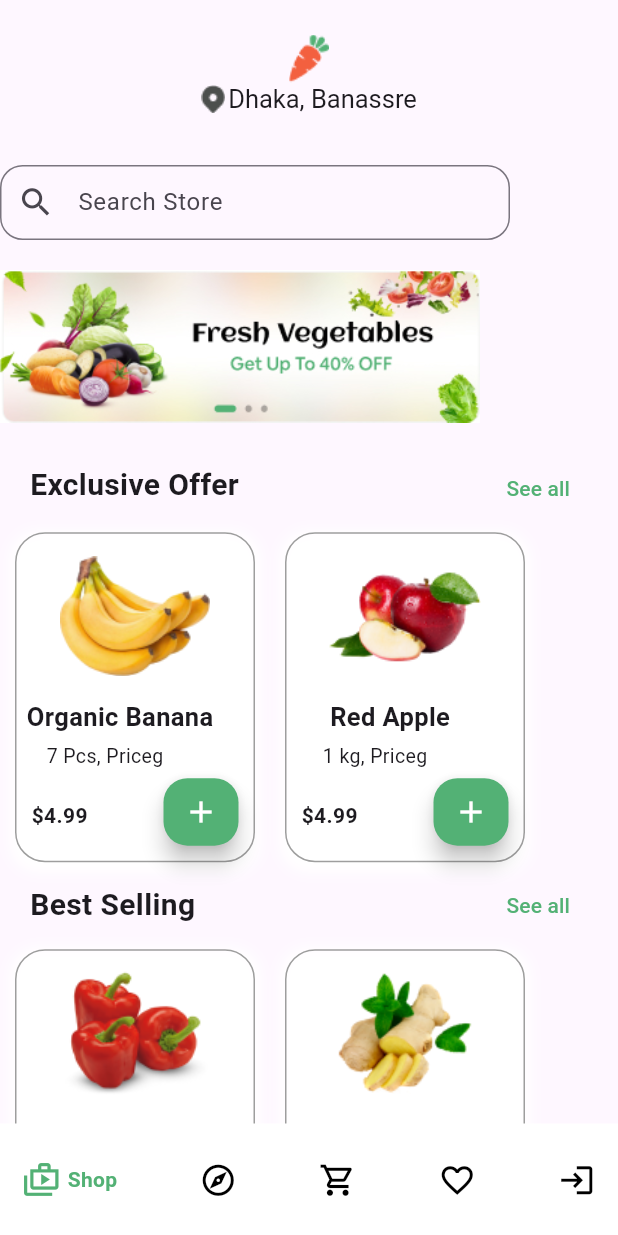
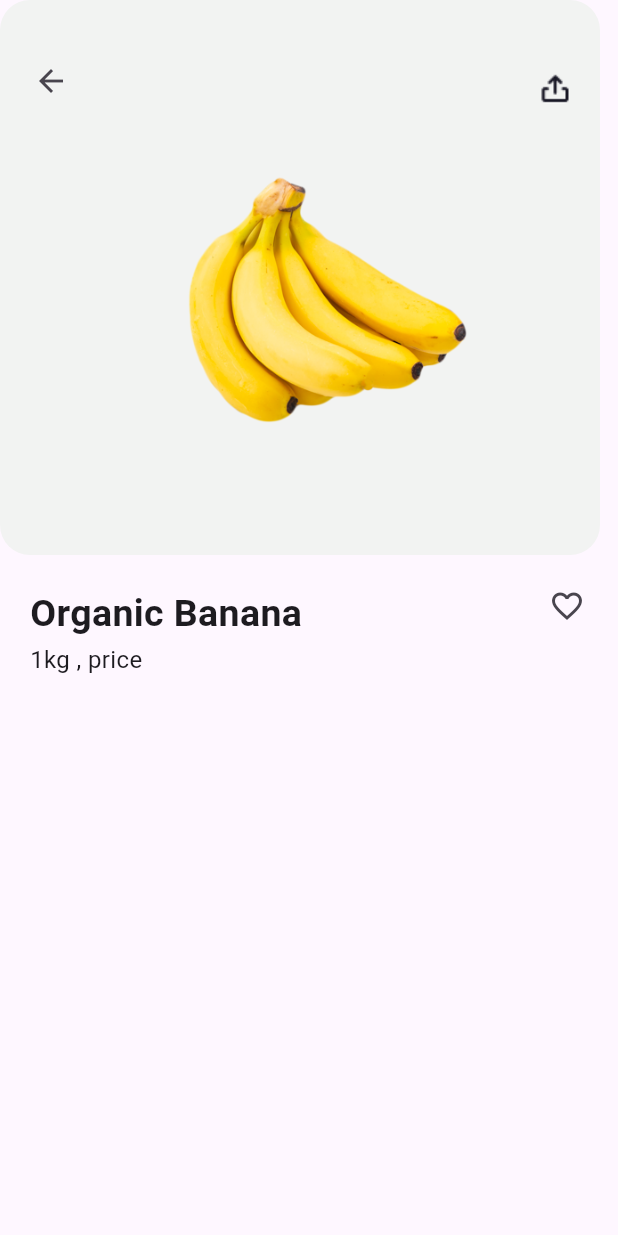
Before and after one commit to SyedEbad902/Grocery-App, a Flutter app: the HomeScreen screen opened directly, after a tap on the "add" icon, on a phone screen of 412 x 824 dp. Run offline on Flutter 3.47's test engine with Material 3 defaults, Android fonts, the phone set to English and light mode, and no system bars; drawn by our look-alikes of google_nav_bar.

Commit message:
more functionality added

```diff
--- a/lib/main.dart
+++ b/lib/main.dart
@@ -1,5 +1,5 @@
 import 'package:flutter/material.dart';
-import 'package:grocery_app/splash_screen.dart';
+import 'package:grocery_app/screens/splash_screen.dart';
 
 void main() {
   runApp(const MyApp());
--- a/lib/product_list.dart
+++ /dev/null
@@ -1,41 +0,0 @@
-List exclusiveProduct = [
-  {
-    'name': "Organic Banana",
-    'amount': "7 Pcs, Priceg",
-    "link": "assets/images/banana.png",
-    'price': "\$4.99"
-  },
-  {
-    'name': "Red Apple",
-    'amount': "1 kg, Priceg",
-    "link": "assets/images/apple.png",
-    'price': "\$4.99"
-  },];
-  List BestSellProduct = [
-  {
-    'name': "Bell Pepper Red",
-    'amount': "1 kg, Priceg",
-    "link": "assets/images/Bell-pepper.png",
-    'price': "\$4.99"
-  },
-  {
-    'name': "Ginger",
-    'amount': "250gm, Priceg",
-    "link": "assets/images/ginger.png",
-    'price': "\$4.99"
-  },
-  ];
-  List GroceryProduct = [
-  {
-    'name': "Beef Bone",
-    'amount': "1kg, Priceg",
-    "link": "assets/images/meat.png",
-    'price': "\$4.99"
-  },
-  {
-    'name': "Chicken",
-    'amount': "1kg, Priceg",
-    "link": "assets/images/chicken.png",
-    'price': "\$4.99"
-  }
-];
--- a/lib/custome_widgets.dart
+++ b/lib/screens/custome_widgets.dart
@@ -1,7 +1,8 @@
 // ignore_for_file: prefer_typing_uninitialized_variables
 
 import 'package:flutter/material.dart';
-import 'package:grocery_app/product_list.dart';
+import 'package:grocery_app/screens/product-data.dart';
+import 'package:grocery_app/screens/product_list.dart';
 
 class CustomContainer extends StatelessWidget {
   final image;
@@ -9,13 +10,15 @@ class CustomContainer extends StatelessWidget {
   final amount;
   final price;
   final index;
+  final listIndex;
   const CustomContainer(
       {super.key,
       required this.image,
       required this.name,
       required this.amount,
       required this.price,
-      this.index});
+      this.index,
+      this.listIndex});
 
   @override
   Widget build(BuildContext context) {
@@ -37,7 +40,7 @@ class CustomContainer extends StatelessWidget {
       child: Column(
         mainAxisAlignment: MainAxisAlignment.spaceEvenly,
         children: [
-          Container(height: 100, child: Image.asset(image)),
+          SizedBox(height: 100, child: Image.asset(image)),
           Padding(
             padding: const EdgeInsets.only(
               right: 20,
@@ -73,7 +76,13 @@ class CustomContainer extends StatelessWidget {
                 child: FloatingActionButton(
                   backgroundColor: const Color.fromRGBO(83, 177, 117, 5),
                   onPressed: () {
-                    print(exclusiveProduct[index]["name"]);
+                    Navigator.push(
+                        context,
+                        MaterialPageRoute(
+                            builder: (context) => ProductData(
+                                  name: product[listIndex][index]["name"],
+                                  imageUrl: product[listIndex][index]["url"],
+                                )));
                   },
                   child: const Icon(
                     Icons.add,
--- a/lib/hom_screen.dart
+++ b/lib/screens/hom_screen.dart
@@ -1,7 +1,7 @@
 import 'package:flutter/material.dart';
 import 'package:google_nav_bar/google_nav_bar.dart';
-import 'package:grocery_app/custome_widgets.dart';
-import 'package:grocery_app/product_list.dart';
+import 'package:grocery_app/screens/custome_widgets.dart';
+import 'package:grocery_app/screens/product_list.dart';
 
 class HomeScreen extends StatefulWidget {
   const HomeScreen({super.key});
@@ -56,7 +56,7 @@ class _HomeScreenState extends State<HomeScreen> {
       ),
       body: SingleChildScrollView(
         child: Column(
-          crossAxisAlignment: CrossAxisAlignment.start,
+          crossAxisAlignment: CrossAxisAlignment.center,
           children: [
             Container(
               height: 60,
@@ -108,18 +108,19 @@ class _HomeScreenState extends State<HomeScreen> {
                     )),
               ],
             ),
-            Container(
+            SizedBox(
               height: 220,
               child: ListView.builder(
                   scrollDirection: Axis.horizontal,
-                  itemCount: exclusiveProduct.length,
+                  itemCount: product[0].length,
                   itemBuilder: (BuildContext context, int index) {
                     return CustomContainer(
-                      image: exclusiveProduct[index]['link'],
-                      name: exclusiveProduct[index]['name'],
-                      amount: exclusiveProduct[index]['amount'],
-                      price: exclusiveProduct[index]['price'],
+                      image: product[0][index]['link'],
+                      name: product[0][index]['name'],
+                      amount: product[0][index]['amount'],
+                      price: product[0][index]['price'],
                       index: index,
+                      listIndex: 0,
                     );
                   }),
             ),
@@ -146,18 +147,19 @@ class _HomeScreenState extends State<HomeScreen> {
                     ))
               ],
             ),
-            Container(
+            SizedBox(
               height: 220,
               child: ListView.builder(
                   scrollDirection: Axis.horizontal,
-                  itemCount: BestSellProduct.length,
+                  itemCount: product[1].length,
                   itemBuilder: (BuildContext context, int index) {
                     return CustomContainer(
-                      image: BestSellProduct[index]['link'],
-                      name: BestSellProduct[index]['name'],
-                      amount: BestSellProduct[index]['amount'],
-                      price: BestSellProduct[index]['price'],
+                      image: product[1][index]['link'],
+                      name: product[1][index]['name'],
+                      amount: product[1][index]['amount'],
+                      price: product[1][index]['price'],
                       index: index,
+                      listIndex: 1,
                     );
                   }),
             ),
@@ -257,21 +259,22 @@ class _HomeScreenState extends State<HomeScreen> {
                 ],
               ),
             ),
-            SizedBox(
+            const SizedBox(
               height: 10,
             ),
-            Container(
+            SizedBox(
               height: 220,
               child: ListView.builder(
                   scrollDirection: Axis.horizontal,
-                  itemCount: GroceryProduct.length,
+                  itemCount: product[2].length,
                   itemBuilder: (BuildContext context, int index) {
                     return CustomContainer(
-                      image: GroceryProduct[index]['link'],
-                      name: GroceryProduct[index]['name'],
-                      amount: GroceryProduct[index]['amount'],
-                      price: GroceryProduct[index]['price'],
+                      image: product[2][index]['link'],
+                      name: product[2][index]['name'],
+                      amount: product[2][index]['amount'],
+                      price: product[2][index]['price'],
                       index: index,
+                      listIndex: 2,
                     );
                   }),
             ),
--- a/lib/onboarding.dart
+++ b/lib/screens/onboarding.dart
@@ -1,6 +1,7 @@
 import 'package:flutter/material.dart';
-import 'package:grocery_app/hom_screen.dart';
+import 'package:grocery_app/screens/hom_screen.dart';
 
+// ignore: camel_case_types
 class onboarding extends StatelessWidget {
   const onboarding({super.key});
 
@@ -41,7 +42,7 @@ class onboarding extends StatelessWidget {
               height: 55,
               child: ElevatedButton(
                 onPressed: () {
-                   Navigator.pushReplacement(
+                  Navigator.pushReplacement(
                       context,
                       MaterialPageRoute(
                           builder: (context) => const HomeScreen()));
--- /dev/null
+++ b/lib/screens/product-data.dart
@@ -0,0 +1,90 @@
+// ignore: file_names
+// ignore_for_file: prefer_typing_uninitialized_variables
+
+import 'package:flutter/material.dart';
+
+class ProductData extends StatelessWidget {
+  final name;
+  final imageUrl;
+  const ProductData({super.key, this.name, this.imageUrl});
+
+  @override
+  Widget build(BuildContext context) {
+    return Scaffold(
+      body: SafeArea(
+          child: Column(
+        crossAxisAlignment: CrossAxisAlignment.start,
+        children: [
+          Container(
+            padding: const EdgeInsets.only(top: 20),
+            height: 370,
+            width: 400,
+            decoration: BoxDecoration(
+              borderRadius: BorderRadius.circular(20),
+              color: const Color.fromRGBO(242, 243, 242, 5),
+            ),
+            child: Padding(
+              padding: const EdgeInsets.all(10.0),
+              child: Column(
+                children: [
+                  Row(
+                      crossAxisAlignment: CrossAxisAlignment.center,
+                      mainAxisAlignment: MainAxisAlignment.spaceBetween,
+                      children: [
+                        IconButton(
+                            onPressed: () {
+                              Navigator.pop(context);
+                            },
+                            icon: const Icon(Icons.arrow_back)),
+                        InkWell(
+                            onTap: () {
+                              Navigator.pop(context);
+                            },
+                            child: Container(
+                                padding:
+                                    const EdgeInsets.only(top: 10, right: 10),
+                                child:
+                                    Image.asset("assets/images/upload.png"))),
+                      ]),
+                  const SizedBox(
+                    height: 20,
+                  ),
+                  Column(
+                    mainAxisAlignment: MainAxisAlignment.center,
+                    children: [
+                      Center(child: Image.asset(imageUrl)),
+                    ],
+                  )
+                ],
+              ),
+            ),
+          ),
+          Row(
+            mainAxisAlignment: MainAxisAlignment.spaceBetween,
+            children: [
+              Container(
+                  padding: const EdgeInsets.only(top: 20, left: 20),
+                  child: Text(
+                    name,
+                    style: const TextStyle(
+                        fontSize: 25, fontWeight: FontWeight.bold),
+                  )),
+              Container(
+                margin: const EdgeInsets.only(right: 10, top: 10),
+                child: IconButton(
+                    onPressed: () {},
+                    icon: const Icon(Icons.favorite_border_outlined)),
+              )
+            ],
+          ),
+          Container(
+              padding: const EdgeInsets.only(left: 20),
+              child: const Text(
+                "1kg , price",
+                style: TextStyle(fontSize: 16),
+              )),
+        ],
+      )),
+    );
+  }
+}
--- /dev/null
+++ b/lib/screens/product_list.dart
@@ -0,0 +1,97 @@
+List product = [
+  [
+    {
+      'name': "Organic Banana",
+      'amount': "7 Pcs, Priceg",
+      "link": "assets/images/banana.png",
+      'price': "\$4.99",
+       'url': "assets/images/big-banana.png"
+
+    },
+    {
+      'name': "Red Apple",
+      'amount': "1 kg, Priceg",
+      "link": "assets/images/apple.png",
+      'price': "\$4.99",
+      'url': "assets/images/big_apple.png"
+    },
+    {
+      'name': "Organic Banana",
+      'amount': "7 Pcs, Priceg",
+      "link": "assets/images/banana.png",
+      'price': "\$4.99"
+    },
+  ],
+  [
+    {
+      'name': "Bell Pepper Red",
+      'amount': "1 kg, Priceg",
+      "link": "assets/images/Bell-pepper.png",
+      'price': "\$4.99"
+    },
+    {
+      'name': "Ginger",
+      'amount': "250gm, Priceg",
+      "link": "assets/images/ginger.png",
+      'price': "\$4.99"
+    },
+    {
+      'name': "Ginger",
+      'amount': "250gm, Priceg",
+      "link": "assets/images/ginger.png",
+      'price': "\$4.99"
+    },
+  ],
+  [
+    {
+      'name': "Beef Bone",
+      'amount': "1kg, Priceg",
+      "link": "assets/images/meat.png",
+      'price': "\$4.99"
+    },
+    {
+      'name': "Chicken",
+      'amount': "1kg, Priceg",
+      "link": "assets/images/chicken.png",
+      'price': "\$4.99"
+    },
+    {
+      'name': "Chicken",
+      'amount': "1kg, Priceg",
+      "link": "assets/images/chicken.png",
+      'price': "\$4.99"
+    }
+  ]
+];
+
+
+
+
+//   List BestSellProduct = [
+//   {
+//     'name': "Bell Pepper Red",
+//     'amount': "1 kg, Priceg",
+//     "link": "assets/images/Bell-pepper.png",
+//     'price': "\$4.99"
+//   },
+//   {
+//     'name': "Ginger",
+//     'amount': "250gm, Priceg",
+//     "link": "assets/images/ginger.png",
+//     'price': "\$4.99"
+//   },
+//   ];
+//   List GroceryProduct = [
+//   {
+//     'name': "Beef Bone",
+//     'amount': "1kg, Priceg",
+//     "link": "assets/images/meat.png",
+//     'price': "\$4.99"
+//   },
+//   {
+//     'name': "Chicken",
+//     'amount': "1kg, Priceg",
+//     "link": "assets/images/chicken.png",
+//     'price': "\$4.99"
+//   }
+// ];
--- a/lib/splash_screen.dart
+++ b/lib/screens/splash_screen.dart
@@ -1,6 +1,6 @@
 import 'dart:async';
 import 'package:flutter/material.dart';
-import 'package:grocery_app/onboarding.dart';
+import 'package:grocery_app/screens/onboarding.dart';
 
 class SplashScreen extends StatefulWidget {
   const SplashScreen({super.key});
```
Also changed, not shown: assets/images/big-banana.png (added), assets/images/big_apple.png (added), assets/images/upload.png (added).
